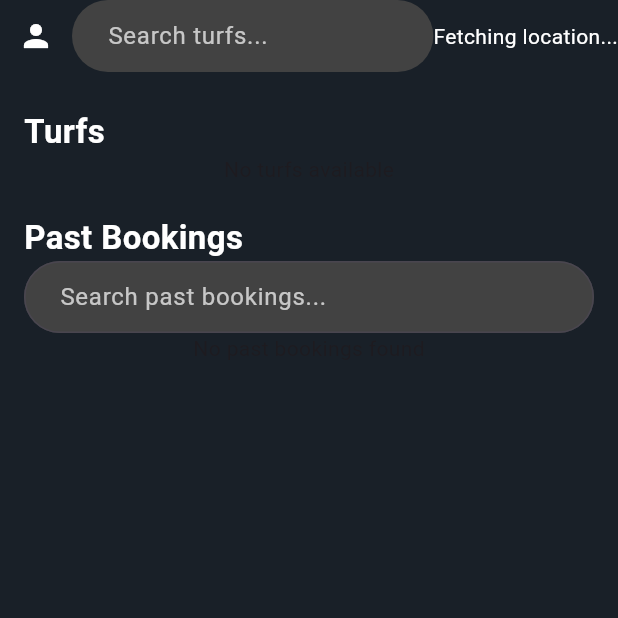
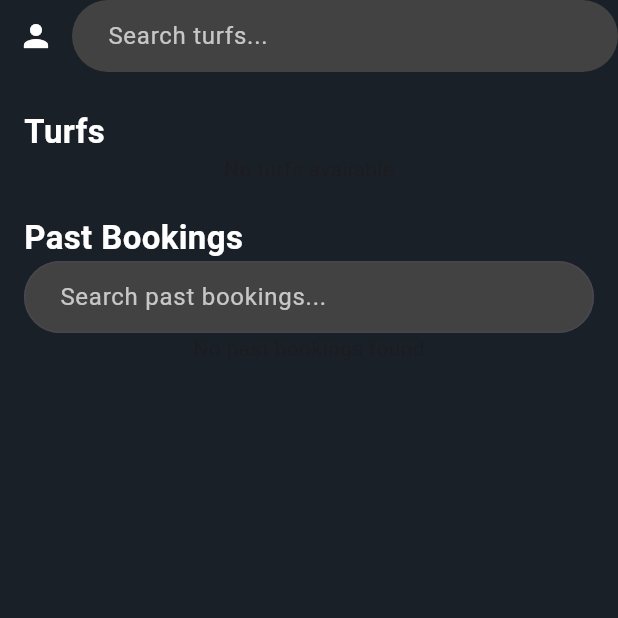
Before and after one commit to punchbiz2023/BookTheBiz, a Flutter app: the HomePage1 screen opened directly, on a phone screen of 412 x 824 dp, the top half of it. Run offline on Flutter 3.47's test engine with Material 3 defaults, Android fonts, the phone set to English and light mode, and no system bars; our stand-ins replace cloud_firestore, firebase_auth, firebase_core, firebase_storage, fluttertoast, geolocator and 5 more; missing offline and left inert: booking_and_publish_slots; accounts and stored records are empty.

Commit message:
temporary down for the Locatoin functionality.

```diff
--- a/lib/pages/home_page.dart
+++ b/lib/pages/home_page.dart
@@ -21,16 +21,16 @@ class _HomePage1State extends State<HomePage1> {
   String _searchText = '';
   String _pastBookingSearchText = ''; // New state variable for past bookings search
 
-  Future<void> _fetchCurrentLocation() async {
-    try {
-      Position position = await Geolocator.getCurrentPosition(desiredAccuracy: LocationAccuracy.high);
-      setState(() {
-        _currentPosition = position;
-      });
-    } catch (e) {
-      print('Error fetching location: $e');
-    }
-  }
+  // Future<void> _fetchCurrentLocation() async {
+  //   try {
+  //     Position position = await Geolocator.getCurrentPosition(desiredAccuracy: LocationAccuracy.high);
+  //     setState(() {
+  //       _currentPosition = position;
+  //     });
+  //   } catch (e) {
+  //     print('Error fetching location: $e');
+  //   }
+  // }
 
   void _navigateToProfile() {
     Navigator.push(
@@ -97,7 +97,7 @@ class _HomePage1State extends State<HomePage1> {
                   ),
                 ),
               ),
-              _buildLocationWidget(),
+              // _buildLocationWidget(),
             ],
           ),
         ),
@@ -277,12 +277,12 @@ class _HomePage1State extends State<HomePage1> {
     );
   }
 
-  Widget _buildLocationWidget() {
-    return Text(
-      _currentPosition != null
-          ? 'Lat: ${_currentPosition!.latitude}, Lng: ${_currentPosition!.longitude}'
-          : 'Fetching location...',
-      style: TextStyle(color: Colors.white),
-    );
-  }
+//   Widget _buildLocationWidget() {
+//     return Text(
+//       _currentPosition != null
+//           ? 'Lat: ${_currentPosition!.latitude}, Lng: ${_currentPosition!.longitude}'
+//           : 'Fetching location...',
+//       style: TextStyle(color: Colors.white),
+//     );
+//   }
 }
```
